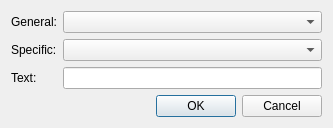
Qt form src/plugins/azoth/activitydialog.ui (0xd34df00d/leechcraft) before a commit.
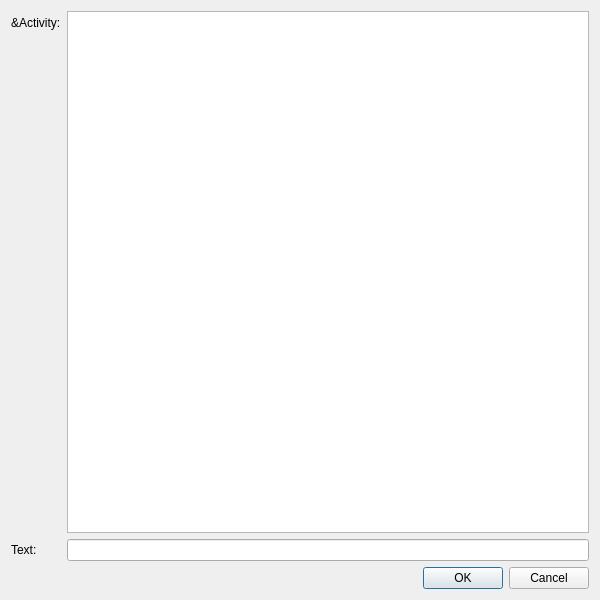
The same form after that commit.

Commit message:
[Azoth] Stub migrate to QTreeWidget in ActivityDialog.
Restoring the activity is broken for now, pending API changes.

Diff of the .ui file:
```diff
--- a/src/plugins/azoth/activitydialog.ui
+++ b/src/plugins/azoth/activitydialog.ui
@@ -6,8 +6,8 @@
    <rect>
     <x>0</x>
     <y>0</y>
-    <width>333</width>
-    <height>126</height>
+    <width>600</width>
+    <height>600</height>
    </rect>
   </property>
   <property name="windowTitle">
@@ -22,33 +22,39 @@
      <item row="0" column="0">
       <widget class="QLabel" name="label">
        <property name="text">
-        <string>General:</string>
+        <string>&amp;Activity:</string>
        </property>
       </widget>
      </item>
-     <item row="0" column="1">
-      <widget class="QComboBox" name="General_"/>
-     </item>
      <item row="1" column="0">
-      <widget class="QLabel" name="label_2">
-       <property name="text">
-        <string>Specific:</string>
-       </property>
-      </widget>
-     </item>
-     <item row="1" column="1">
-      <widget class="QComboBox" name="Specific_"/>
-     </item>
-     <item row="2" column="0">
       <widget class="QLabel" name="label_3">
        <property name="text">
         <string>Text:</string>
        </property>
       </widget>
      </item>
-     <item row="2" column="1">
+     <item row="1" column="1">
       <widget class="QLineEdit" name="Text_"/>
      </item>
+     <item row="0" column="1">
+      <widget class="QTreeWidget" name="ActivityTree_">
+       <property name="sizePolicy">
+        <sizepolicy hsizetype="Expanding" vsizetype="Expanding">
+         <horstretch>0</horstretch>
+         <verstretch>1</verstretch>
+        </sizepolicy>
+       </property>
+       <property name="rootIsDecorated">
+        <bool>false</bool>
+       </property>
+       <property name="expandsOnDoubleClick">
+        <bool>false</bool>
+       </property>
+       <attribute name="headerVisible">
+        <bool>false</bool>
+       </attribute>
+      </widget>
+     </item>
     </layout>
    </item>
    <item>
```
The commit also changes 2 other files.
